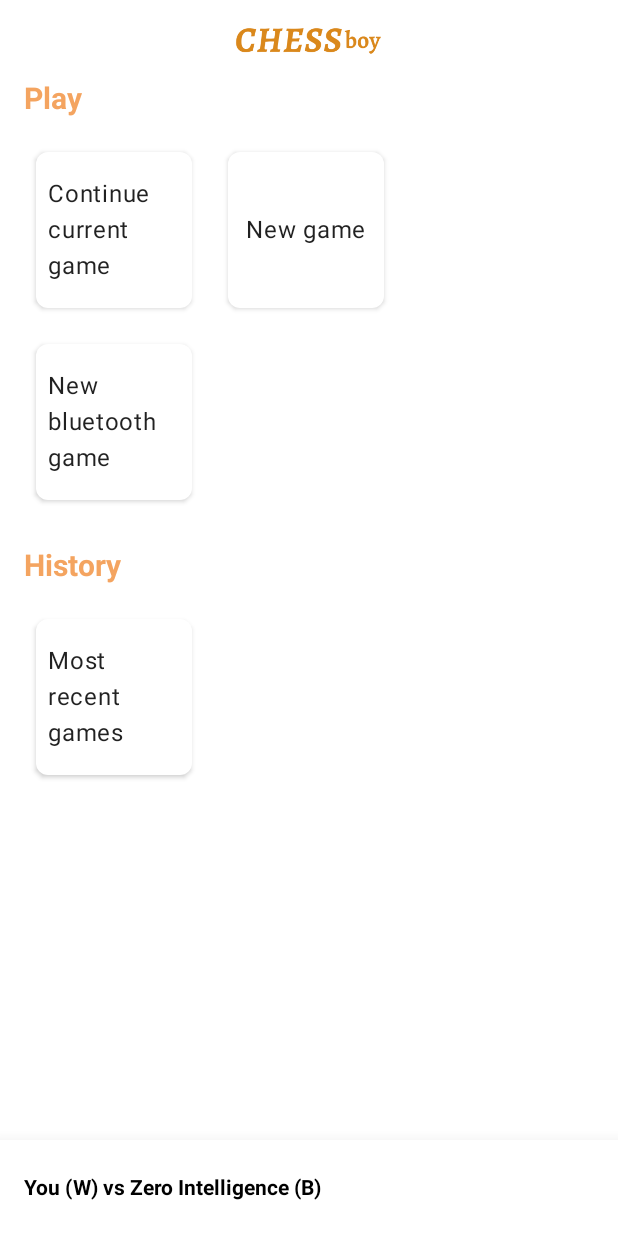
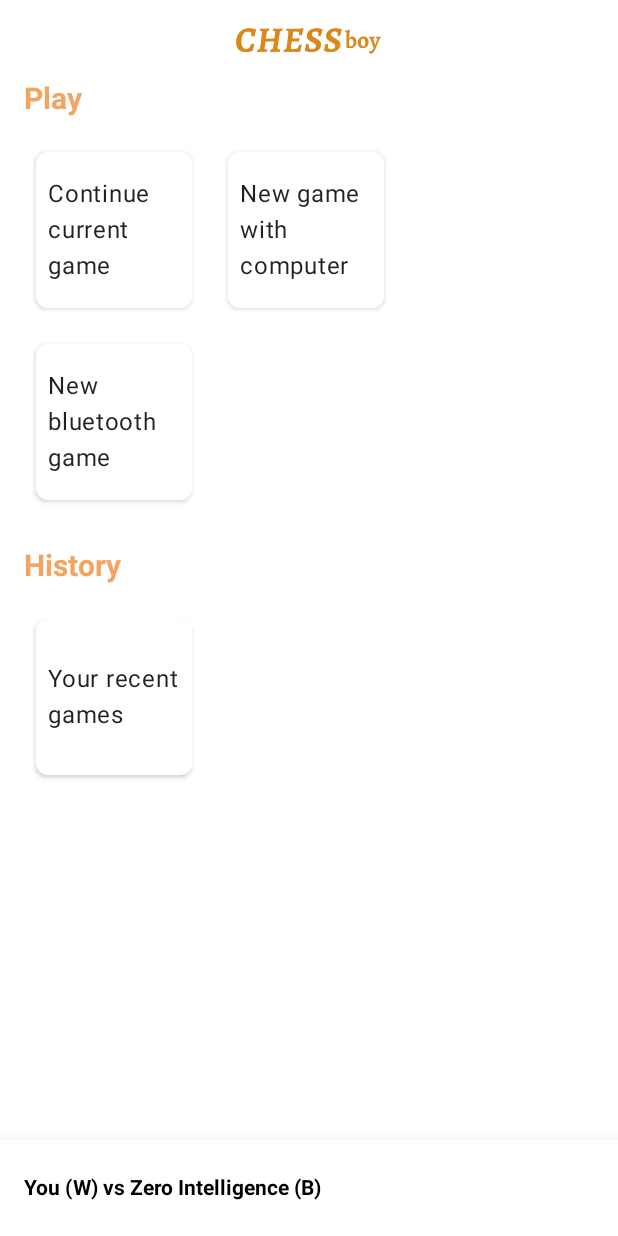
Before and after one commit to nwagu/chess-boy, an Android app built with Jetpack Compose: the HomeView screen opened through its navigation route, on a phone screen of 412 x 824 dp. Run offline under Robolectric (Android 15) with nearby library versions, the phone set to English and light mode, and no system bars; our stand-ins replace Timber; libraries missing offline, so code that uses them is left out: com.benasher44.uuid, com.karumi.dexter.

Commit message:
ui updates

```diff
--- a/androidApp/src/main/java/com/nwagu/android/chessboy/screens/main/view/MainView.kt
+++ b/androidApp/src/main/java/com/nwagu/android/chessboy/screens/main/view/MainView.kt
@@ -139,7 +139,7 @@ fun HomeView(
                     bottomSheetScaffoldState.bottomSheetState.expand()
                 }
             },
-            QuickAction("New game", R.drawable.img_white_king) {
+            QuickAction("New game with computer", R.drawable.img_white_king) {
                 navHostController.navigate(Screen.NewGame.route)
             },
             QuickAction("New bluetooth game", R.drawable.img_white_king) {
@@ -158,7 +158,7 @@ fun HomeView(
         Header(Modifier.padding(0.dp, 16.dp),"History")
 
         val historyActions = listOf(
-            QuickAction("Most recent games", R.drawable.img_white_king) {
+            QuickAction("Your recent games", R.drawable.img_white_king) {
                 navHostController.navigate(Screen.History.route)
             }
         )
```
